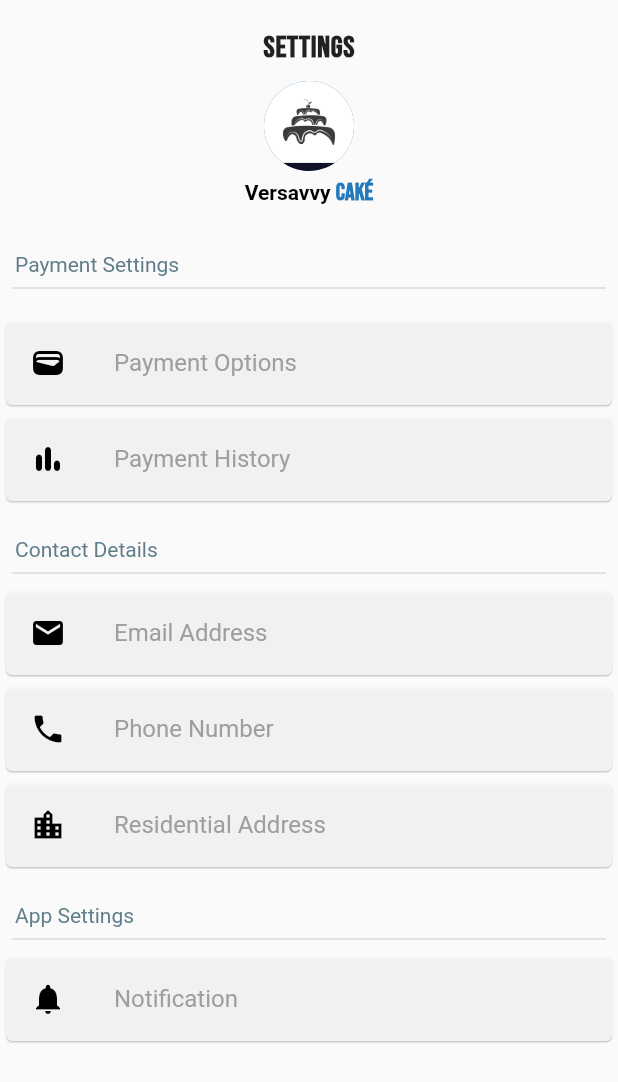
After one commit to abduseK/Cake-App, a Flutter app: the Settings screen opened directly, on a phone screen of 412 x 824 dp. The commit adds this screen. Shown: the top 1082 px of the screen. Run offline on Flutter 3.47's test engine with Material 2 defaults, Android fonts, the phone set to English and light mode, and no system bars.

Commit message:
setting screen created

```diff
--- a/lib/screens/homeScreen.dart
+++ b/lib/screens/homeScreen.dart
@@ -1,4 +1,5 @@
 import 'package:flutter/material.dart';
+import 'package:test_onte/screens/settingScreen.dart';
 import '../constants/constants.dart';
 
 class HomeScreen extends StatefulWidget {
@@ -16,6 +17,25 @@ class _HomeScreenState extends State<HomeScreen> {
         backgroundColor: kPrimaryColor,
         title: const Text("Caké App"),
         elevation: 0,
+        actions: [
+          PopupMenuButton(
+            itemBuilder: (context) => [
+              const PopupMenuItem(
+                value: 1,
+                child: Padding(
+                  padding: EdgeInsets.all(8.0),
+                  child: Text('Settings'),
+                ),
+              )
+            ],
+            onSelected: (value) {
+              if (value == 1) {
+                Navigator.push(context,
+                    MaterialPageRoute(builder: (context) => Settings()));
+              }
+            },
+          )
+        ],
       ),
       drawer: const Drawer(),
     );
--- a/lib/screens/onBoardScreen.dart
+++ b/lib/screens/onBoardScreen.dart
@@ -2,6 +2,7 @@ import 'dart:async';
 import 'package:flutter/material.dart';
 import 'package:test_onte/screens/homeScreen.dart';
 import 'package:test_onte/screens/onBoradContentScreen.dart';
+import 'package:test_onte/screens/settingScreen.dart';
 import '../models/onBaord.dart';
 import "./dotMarkers.dart";
 import "../constants//constants.dart";
--- /dev/null
+++ b/lib/screens/settingScreen.dart
@@ -0,0 +1,172 @@
+import 'package:flutter/material.dart';
+import 'package:test_onte/constants/constants.dart';
+
+class Settings extends StatefulWidget {
+  const Settings({super.key});
+
+  @override
+  State<Settings> createState() => _SettingsState();
+}
+
+class _SettingsState extends State<Settings> {
+  @override
+  Widget build(BuildContext context) {
+    return Scaffold(
+      body: SafeArea(
+        child: Column(
+          crossAxisAlignment: CrossAxisAlignment.start,
+          children: [
+            Center(
+              child: Container(
+                child: Column(
+                  children: [
+                    const SizedBox(
+                      height: 20,
+                    ),
+                    const Text(
+                      'Settings',
+                      style: TextStyle(
+                          letterSpacing: 0.5,
+                          fontWeight: FontWeight.bold,
+                          fontSize: 20,
+                          fontFamily: 'BebasNeue-Regular'),
+                    ),
+                    const SizedBox(
+                      height: 10,
+                    ),
+                    const CircleAvatar(
+                      radius: 30,
+                      backgroundImage: AssetImage("images/logo.jpg"),
+                      backgroundColor: kPrimaryColor,
+                    ),
+                    const SizedBox(
+                      height: 5,
+                    ),
+                    RichText(
+                      text: const TextSpan(
+                          text: "Versavvy ",
+                          style: TextStyle(
+                              color: Colors.black, fontWeight: FontWeight.bold),
+                          children: [
+                            TextSpan(
+                                text: "Caké",
+                                style: TextStyle(
+                                    color: kPrimaryColor,
+                                    fontFamily: "BebasNeue-Regular",
+                                    fontSize: 16))
+                          ]),
+                    )
+                  ],
+                ),
+              ),
+            ),
+            const SizedBox(
+              height: 30,
+            ),
+            const Padding(
+              padding: EdgeInsets.only(left: 10.0),
+              child: Text(
+                'Payment Settings',
+                style: TextStyle(color: Colors.blueGrey),
+              ),
+            ),
+            Padding(
+              padding: const EdgeInsets.only(left: 8.0, right: 8.0),
+              child: Divider(
+                color: Colors.black.withOpacity(0.2),
+                thickness: 0.6,
+              ),
+            ),
+            const SizedBox(
+              height: 10.0,
+            ),
+            SettingCardWidget(
+              settingTitle: "Payment Options",
+              icon: const Icon(Icons.wallet),
+            ),
+            const SizedBox(
+              height: 0.0,
+            ),
+            SettingCardWidget(
+              settingTitle: "Payment History",
+              icon: const Icon(Icons.bar_chart_rounded),
+            ),
+            const SizedBox(
+              height: 20,
+            ),
+            const Padding(
+              padding: EdgeInsets.only(left: 10.0),
+              child: Text(
+                'Contact Details',
+                style: TextStyle(color: Colors.blueGrey),
+              ),
+            ),
+            Padding(
+              padding: const EdgeInsets.only(left: 8.0, right: 8.0),
+              child: Divider(
+                color: Colors.black.withOpacity(0.2),
+                thickness: 0.6,
+              ),
+            ),
+            SettingCardWidget(
+              settingTitle: "Email Address",
+              icon: const Icon(Icons.email),
+            ),
+            SettingCardWidget(
+              settingTitle: "Phone Number",
+              icon: const Icon(Icons.phone),
+            ),
+            SettingCardWidget(
+              settingTitle: "Residential Address",
+              icon: const Icon(Icons.location_city),
+            ),
+            const SizedBox(
+              height: 20,
+            ),
+            const Padding(
+              padding: EdgeInsets.only(left: 10.0),
+              child: Text(
+                'App Settings',
+                style: TextStyle(color: Colors.blueGrey),
+              ),
+            ),
+            Padding(
+              padding: const EdgeInsets.only(left: 8.0, right: 8.0),
+              child: Divider(
+                color: Colors.black.withOpacity(0.2),
+                thickness: 0.6,
+              ),
+            ),
+            SettingCardWidget(
+              settingTitle: "Notification",
+              icon: const Icon(Icons.notifications),
+            ),
+          ],
+        ),
+      ),
+    );
+  }
+}
+
+class SettingCardWidget extends StatelessWidget {
+  final String settingTitle;
+  final Icon icon;
+
+  SettingCardWidget({required this.settingTitle, required this.icon});
+
+  @override
+  Widget build(BuildContext context) {
+    return Card(
+      color: const Color.fromARGB(233, 248, 246, 246),
+      elevation: 0.5,
+      child: ListTile(
+        leading: icon,
+        iconColor: Colors.black,
+        title: Text(
+          settingTitle,
+          style: const TextStyle(color: Colors.grey),
+        ),
+      ),
+    );
+  }
+}
--- a/pubspec.yaml
+++ b/pubspec.yaml
@@ -63,6 +63,7 @@ flutter:
     - images/ill1.png
     - images/ill2.png
     - images/ill3.png
+    - images/logo.jpg
 
   # An image asset can refer to one or more resolution-specific "variants", see
   # https://flutter.dev/assets-and-images/#resolution-aware
```
Also changed, not shown: images/logo.jpg (added).
